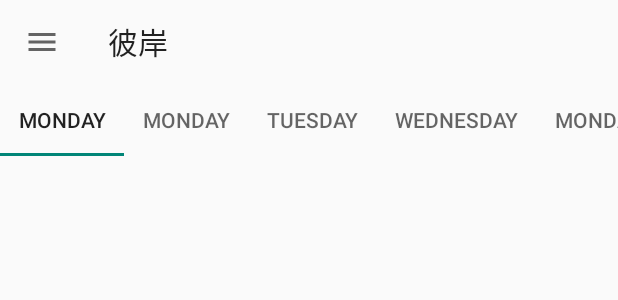
After one commit to kisssum/HyWallPaper, an Android app: the layout fragment_bian.xml on its own in the app's theme, with its tools: preview values and no code run, on a phone screen of 412 x 824 dp. The commit adds this screen. Shown: the top 300 px of the screen. Run offline under Robolectric (Android 15) with nearby library versions, the phone set to English and light mode, and no system bars; network calls fail.

Commit message:
add:Bian source ...

```diff
--- a/app/build.gradle
+++ b/app/build.gradle
@@ -56,6 +56,7 @@ dependencies {
     implementation 'androidx.legacy:legacy-support-v4:1.0.0'
     implementation 'androidx.navigation:navigation-fragment-ktx:2.3.1'
     implementation 'androidx.navigation:navigation-ui-ktx:2.3.1'
+    implementation 'androidx.mediarouter:mediarouter:1.2.0'
     testImplementation 'junit:junit:4.+'
     androidTestImplementation 'androidx.test.ext:junit:1.1.2'
     androidTestImplementation 'androidx.test.espresso:espresso-core:3.3.0'
@@ -81,4 +82,7 @@ dependencies {
     implementation  'com.scwang.smart:refresh-layout-kernel:2.0.1'
     implementation  'com.scwang.smart:refresh-header-classics:2.0.1'
     implementation  'com.scwang.smart:refresh-footer-classics:2.0.1'
+
+    // jsoup
+    implementation 'org.jsoup:jsoup:1.13.1'
 }
--- a/app/src/main/AndroidManifest.xml
+++ b/app/src/main/AndroidManifest.xml
@@ -10,7 +10,8 @@
         android:label="@string/app_name"
         android:roundIcon="@mipmap/ic_launcher_round"
         android:supportsRtl="true"
-        android:theme="@style/Theme.AppCompat.Light.NoActionBar">
+        android:theme="@style/Theme.AppCompat.Light.NoActionBar"
+        android:usesCleartextTraffic="true">
         <activity
             android:name=".MainActivity"
             android:screenOrientation="portrait">
--- a/app/src/main/java/com/kisssum/pixabaybizhi/HomeFragment.kt
+++ b/app/src/main/java/com/kisssum/pixabaybizhi/Pixabay/HomeFragment.kt
@@ -1,4 +1,4 @@
-package com.kisssum.pixabaybizhi
+package com.kisssum.pixabaybizhi.Pixabay
 
 import android.os.Bundle
 import android.view.LayoutInflater
@@ -10,6 +10,7 @@ import androidx.drawerlayout.widget.DrawerLayout
 import androidx.fragment.app.Fragment
 import androidx.lifecycle.ViewModelProvider
 import androidx.recyclerview.widget.StaggeredGridLayoutManager
+import com.kisssum.pixabaybizhi.R
 import com.kisssum.pixabaybizhi.databinding.FragmentHomeBinding
 
 // TODO: Rename parameter arguments, choose names that match
--- a/app/src/main/java/com/kisssum/pixabaybizhi/MyViewModel.kt
+++ b/app/src/main/java/com/kisssum/pixabaybizhi/Pixabay/MyViewModel.kt
@@ -1,4 +1,4 @@
-package com.kisssum.pixabaybizhi
+package com.kisssum.pixabaybizhi.Pixabay
 
 import android.app.Application
 import android.widget.Toast
--- a/app/src/main/java/com/kisssum/pixabaybizhi/RvAdpater.kt
+++ b/app/src/main/java/com/kisssum/pixabaybizhi/Pixabay/RvAdpater.kt
@@ -1,4 +1,4 @@
-package com.kisssum.pixabaybizhi
+package com.kisssum.pixabaybizhi.Pixabay
 
 import android.content.Context
 import android.os.Bundle
@@ -10,12 +10,13 @@ import android.widget.TextView
 import androidx.navigation.Navigation
 import androidx.recyclerview.widget.RecyclerView
 import com.bumptech.glide.Glide
+import com.kisssum.pixabaybizhi.R
 
 class RvAdpater(var context: Context) : RecyclerView.Adapter<RvAdpater.MyViewHolder>() {
     private var data: List<Map<String, String>> = ArrayList()
 
     class MyViewHolder(itemView: View) : RecyclerView.ViewHolder(itemView) {
-        var img = itemView.findViewById<ImageView>(R.id.r_img)
+        var img = itemView.findViewById<ImageView>(R.id.img)
         var user = itemView.findViewById<TextView>(R.id.r_user)
         var likes = itemView.findViewById<TextView>(R.id.r_likes)
         var favorites = itemView.findViewById<TextView>(R.id.r_favorites)
@@ -49,6 +50,7 @@ class RvAdpater(var context: Context) : RecyclerView.Adapter<RvAdpater.MyViewHol
 
             it.itemView.setOnClickListener {
                 val bundel = Bundle()
+                bundel.putInt("type", 1)
                 bundel.putInt("indexImg", position)
 
                 Navigation.findNavController(it)
--- a/app/src/main/java/com/kisssum/pixabaybizhi/ImageFragment.kt
+++ b/app/src/main/java/com/kisssum/pixabaybizhi/showImg/ImageFragment.kt
@@ -1,4 +1,4 @@
-package com.kisssum.pixabaybizhi
+package com.kisssum.pixabaybizhi.showImg
 
 import android.os.Bundle
 import androidx.fragment.app.Fragment
@@ -6,6 +6,7 @@ import android.view.LayoutInflater
 import android.view.View
 import android.view.ViewGroup
 import com.bumptech.glide.Glide
+import com.kisssum.pixabaybizhi.R
 import com.kisssum.pixabaybizhi.databinding.FragmentImageBinding
 
 // TODO: Rename parameter arguments, choose names that match
--- /dev/null
+++ b/app/src/main/res/layout/fragment_bian.xml
@@ -0,0 +1,94 @@
+<?xml version="1.0" encoding="utf-8"?>
+<LinearLayout xmlns:android="http://schemas.android.com/apk/res/android"
+    xmlns:app="http://schemas.android.com/apk/res-auto"
+    xmlns:tools="http://schemas.android.com/tools"
+    android:layout_width="match_parent"
+    android:layout_height="match_parent"
+    android:orientation="vertical"
+    tools:context=".Bian.BianFragment">
+
+    <androidx.appcompat.widget.Toolbar
+        android:id="@+id/toolbar"
+        android:layout_width="match_parent"
+        android:layout_height="wrap_content"
+        app:navigationIcon="@drawable/ic_baseline_menu_24"
+        app:title="彼岸" />
+
+    <com.google.android.material.tabs.TabLayout
+        android:id="@+id/tablayout"
+        android:layout_width="match_parent"
+        android:layout_height="wrap_content"
+        app:tabMode="scrollable">
+
+        <com.google.android.material.tabs.TabItem
+            android:layout_width="wrap_content"
+            android:layout_height="wrap_content"
+            android:text="Monday" />
+
+        <com.google.android.material.tabs.TabItem
+            android:layout_width="wrap_content"
+            android:layout_height="wrap_content"
+            android:text="Monday" />
+
+        <com.google.android.material.tabs.TabItem
+            android:layout_width="wrap_content"
+            android:layout_height="wrap_content"
+            android:text="Tuesday" />
+
+        <com.google.android.material.tabs.TabItem
+            android:layout_width="wrap_content"
+            android:layout_height="wrap_content"
+            android:text="Wednesday" />
+
+        <com.google.android.material.tabs.TabItem
+            android:layout_width="wrap_content"
+            android:layout_height="wrap_content"
+            android:text="Monday" />
+
+        <com.google.android.material.tabs.TabItem
+            android:layout_width="wrap_content"
+            android:layout_height="wrap_content"
+            android:text="Tuesday" />
+
+        <com.google.android.material.tabs.TabItem
+            android:layout_width="wrap_content"
+            android:layout_height="wrap_content"
+            android:text="Wednesday" />
+
+        <com.google.android.material.tabs.TabItem
+            android:layout_width="wrap_content"
+            android:layout_height="wrap_content"
+            android:text="Monday" />
+
+        <com.google.android.material.tabs.TabItem
+            android:layout_width="wrap_content"
+            android:layout_height="wrap_content"
+            android:text="Tuesday" />
+
+        <com.google.android.material.tabs.TabItem
+            android:layout_width="wrap_content"
+            android:layout_height="wrap_content"
+            android:text="Wednesday" />
+
+        <com.google.android.material.tabs.TabItem
+            android:layout_width="wrap_content"
+            android:layout_height="wrap_content"
+            android:text="Monday" />
+
+        <com.google.android.material.tabs.TabItem
+            android:layout_width="wrap_content"
+            android:layout_height="wrap_content"
+            android:text="Tuesday" />
+
+        <com.google.android.material.tabs.TabItem
+            android:layout_width="wrap_content"
+            android:layout_height="wrap_content"
+            android:text="Wednesday" />
+    </com.google.android.material.tabs.TabLayout>
+
+    <androidx.viewpager2.widget.ViewPager2
+        android:id="@+id/viewPage"
+        android:layout_width="match_parent"
+        android:layout_height="match_parent" />
+
+</LinearLayout>
--- a/app/src/main/res/layout/fragment_detail.xml
+++ b/app/src/main/res/layout/fragment_detail.xml
@@ -5,7 +5,7 @@
     android:layout_width="match_parent"
     android:layout_height="match_parent"
     android:orientation="vertical"
-    tools:context=".DetailFragment">
+    tools:context=".showImg.DetailFragment">
 
     <androidx.appcompat.widget.Toolbar
         android:id="@+id/toolbar"
--- a/app/src/main/res/layout/fragment_home.xml
+++ b/app/src/main/res/layout/fragment_home.xml
@@ -5,7 +5,7 @@
     android:layout_width="match_parent"
     android:layout_height="match_parent"
     android:orientation="vertical"
-    tools:context=".HomeFragment">
+    tools:context=".Pixabay.HomeFragment">
 
     <androidx.appcompat.widget.Toolbar
         android:id="@+id/toolBar"
--- a/app/src/main/res/layout/fragment_image.xml
+++ b/app/src/main/res/layout/fragment_image.xml
@@ -3,7 +3,7 @@
     xmlns:tools="http://schemas.android.com/tools"
     android:layout_width="match_parent"
     android:layout_height="match_parent"
-    tools:context=".ImageFragment">
+    tools:context=".showImg.ImageFragment">
 
     <ImageView
         android:id="@+id/imageView"
--- a/app/src/main/res/layout/recyclerview_item.xml
+++ b/app/src/main/res/layout/recyclerview_item.xml
@@ -14,7 +14,7 @@
         android:orientation="vertical">
 
         <ImageView
-            android:id="@+id/r_img"
+            android:id="@+id/img"
             android:layout_width="match_parent"
             android:layout_height="match_parent"
             android:adjustViewBounds="true"
@@ -35,7 +35,7 @@
             android:textColor="#000"
             android:textSize="13sp"
             app:layout_constraintStart_toEndOf="@+id/imageView5"
-            app:layout_constraintTop_toBottomOf="@+id/r_img" />
+            app:layout_constraintTop_toBottomOf="@+id/img" />
 
         <ImageView
             android:id="@+id/imageView2"
@@ -56,7 +56,7 @@
             android:layout_marginStart="8dp"
             android:layout_marginTop="8dp"
             app:layout_constraintStart_toStartOf="parent"
-            app:layout_constraintTop_toBottomOf="@+id/r_img"
+            app:layout_constraintTop_toBottomOf="@+id/img"
             app:srcCompat="@drawable/ic_baseline_account_circle_24" />
 
         <ImageView
```
Also changed, not shown: app/src/main/java/com/kisssum/pixabaybizhi/Bian/BianAllAdpater.kt (added, +55 -0 lines), app/src/main/java/com/kisssum/pixabaybizhi/Bian/BianAllFragment.kt (added, +176 -0 lines), app/src/main/java/com/kisssum/pixabaybizhi/Bian/BianFragment.kt (added, +104 -0 lines), app/src/main/java/com/kisssum/pixabaybizhi/MainActivity.kt (+30 -12 lines), app/src/main/java/com/kisssum/pixabaybizhi/showImg/DetailFragment.kt (renamed from app/src/main/java/com/kisssum/pixabaybizhi/DetailFragment.kt, +54 -12 lines), app/src/main/res/layout/bian_all_item.xml (added, +23 -0 lines), app/src/main/res/layout/fragment_bian_all.xml (added, +22 -0 lines), app/src/main/res/menu/navigation_menu.xml (+11 -3 lines), app/src/main/res/navigation/nav.xml (+15 -2 lines).
